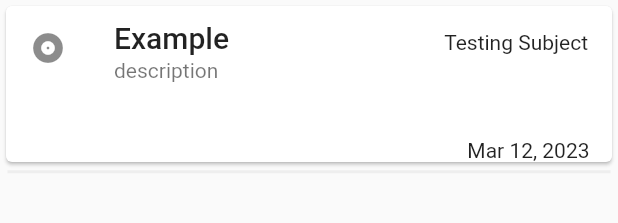
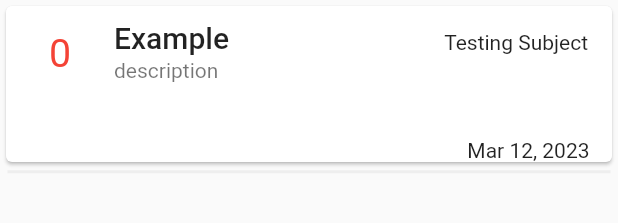
Before and after one commit to Lichyo/Assistant_NTUE, a Flutter app: the NoteWidget widget shown alone on an empty page, opened directly with sample values from the repository, on a phone screen of 412 x 824 dp. Shown: the top 223 px of the screen. Run offline on Flutter 3.47's test engine with Material 2 defaults, Android fonts, the phone set to English and light mode, and no system bars; our stand-ins replace dropdown_button2, firebase_auth, firebase_core, modal_progress_hud_nsn, rflutter_alert, table_calendar; accounts and stored records are empty; network calls fail; project files that could hold a hidden picture were left out.

Commit message:
Note last ? day function finished.

```diff
--- a/lib/components/note/note_widget.dart
+++ b/lib/components/note/note_widget.dart
@@ -1,8 +1,9 @@
 import 'package:flutter/material.dart';
 import 'package:assistant/models/note/note.dart';
+import 'package:intl/intl.dart';
 
 class NoteWidget extends StatelessWidget {
-  const NoteWidget({super.key, required this.note});
+  NoteWidget({super.key, required this.note});
   final Note note;
 
   @override
@@ -13,7 +14,16 @@ class NoteWidget extends StatelessWidget {
           child: Column(
             children: [
               ListTile(
-                leading: const Icon(Icons.album),
+                leading: Container(
+                  width: 40.0,
+                  height: 30.0,
+                  child: FittedBox(
+                    child: Text(
+                      note.getLastTime().inDays.toString(),
+                      style: const TextStyle(color: Colors.red),
+                    ),
+                  ),
+                ),
                 title: Text(
                   note.title,
                   style: const TextStyle(
@@ -28,7 +38,9 @@ class NoteWidget extends StatelessWidget {
               Row(
                 mainAxisAlignment: MainAxisAlignment.end,
                 children: [
-                  Text(note.deadTime.toString()),
+                  Text(
+                    DateFormat.yMMMd().format(note.deadTime),
+                  ),
                   const SizedBox(
                     width: 15.0,
                   ),
--- a/lib/main.dart
+++ b/lib/main.dart
@@ -6,6 +6,7 @@ import 'package:provider/provider.dart';
 import 'models/note/note_data.dart';
 import 'package:firebase_core/firebase_core.dart';
 import 'screens/profile/account_screen.dart';
+import 'testing.dart';
 
 void main() async {
   WidgetsFlutterBinding.ensureInitialized();
--- a/lib/models/note/note.dart
+++ b/lib/models/note/note.dart
@@ -2,7 +2,7 @@
 class Note {
   String title;
   String description;
-  String deadTime;
+  DateTime deadTime;
   String subject;
 
   Note({
@@ -11,4 +11,9 @@ class Note {
     required this.deadTime,
     required this.subject,
   });
+
+  Duration getLastTime() {
+    final Duration duration = deadTime.difference(DateTime.now());
+    return duration;
+  }
 }
--- a/lib/models/note/note_data.dart
+++ b/lib/models/note/note_data.dart
@@ -8,12 +8,12 @@ class NoteData extends ChangeNotifier {
     Note(
         title: 'Example',
         description: 'description',
-        deadTime: DateFormat.yMMMd().format(DateTime.now()),
+        deadTime: DateTime.now(),
         subject: 'Testing Subject'),
     Note(
         title: 'Example',
         description: 'description',
-        deadTime: DateFormat.yMMMd().format(DateTime.now()),
+        deadTime: DateTime.now(),
         subject: 'Testing Subject'),
   ];
 
--- a/lib/screens/note/add_note_screen.dart
+++ b/lib/screens/note/add_note_screen.dart
@@ -187,7 +187,7 @@ class _AddNoteState extends State<AddNote> {
                     Provider.of<NoteData>(context, listen: false).addNote(
                       title: title,
                       description: description,
-                      deadTime: DateFormat.yMMMd().format(_selectedDay),
+                      deadTime: _selectedDay,
                       subject: selectedValue.toString(),
                     );
                     Navigator.pop(context);
```
Also changed, not shown: lib/testing.dart (+11 -0 lines).
